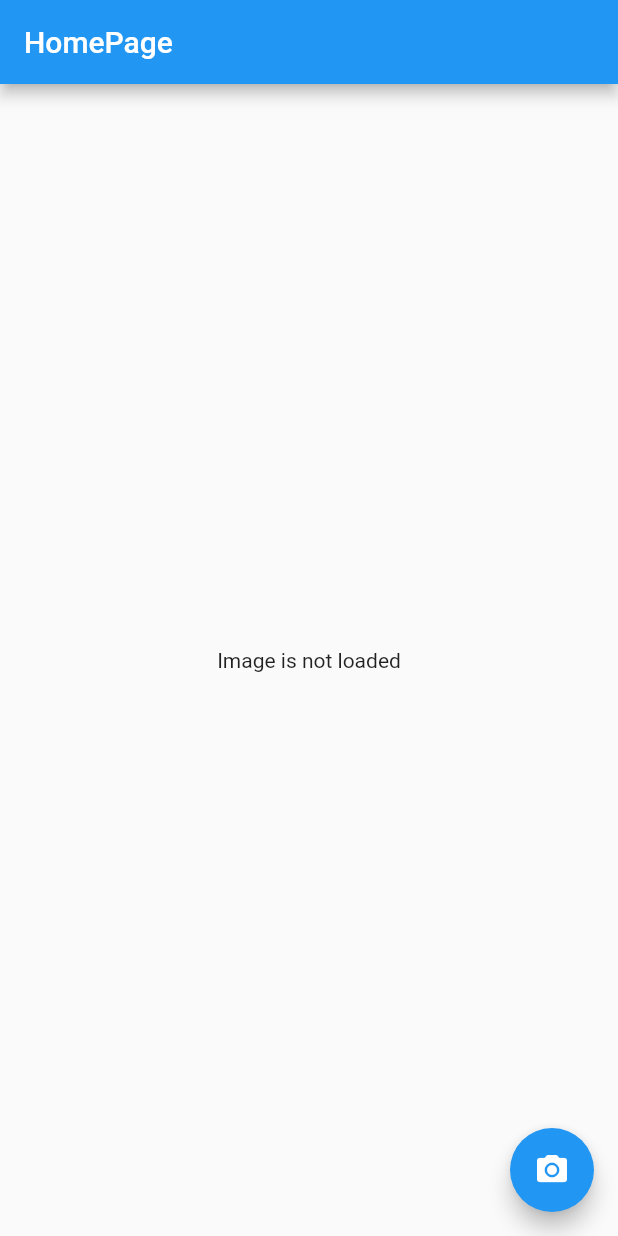
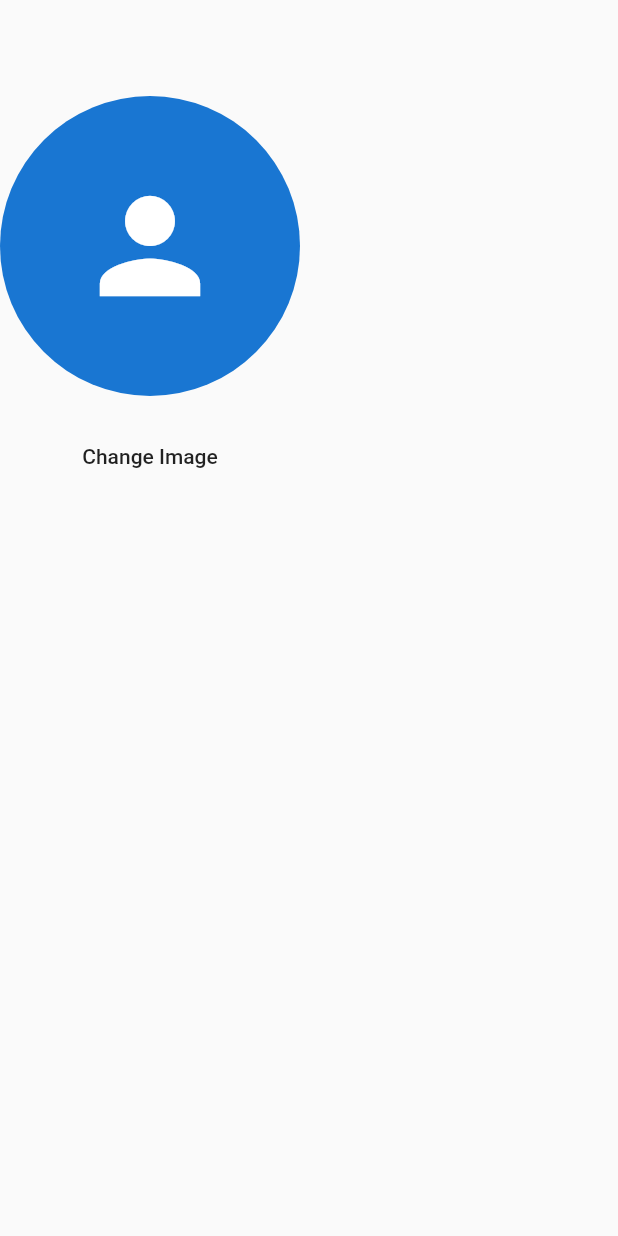
Before and after one commit to alceil/profileimage, a Flutter app: the screen it shows after launch, on a phone screen of 412 x 824 dp. Run offline on Flutter 3.47's test engine with Material 2 defaults, Android fonts, the phone set to English and light mode, and no system bars; our stand-ins replace image_picker.

Commit message:
added image file

```diff
--- a/lib/main.dart
+++ b/lib/main.dart
@@ -1,6 +1,6 @@
-
 import 'dart:io';
 
+import 'package:flutter/cupertino.dart';
 import 'package:flutter/material.dart';
 import 'package:image_picker/image_picker.dart';
 void main()=>runApp(MaterialApp(
@@ -12,29 +12,45 @@ class MyHomePage extends StatefulWidget {
 }
 
 class _MyHomePageState extends State<MyHomePage> {
+  String _imageurl;
   File _image;
-  Future getImage() async
-  {
-    final image= await ImagePicker.pickImage(source: ImageSource.camera);
-    setState(() {
-      _image=image;
-    });
-  }
-
   @override
   Widget build(BuildContext context) {
-    return Scaffold(
-      appBar: AppBar(
-        title: Text('HomePage'),
+    return Scaffold
+      (
+      body: Container(
+        child:Column(
+          children: <Widget>
+          [
+            SizedBox(height: 64,),
+            _imageurl!=null?
+            CircleAvatar(
+              child: ClipOval(
+                child: Image.network(_imageurl),
+              ),
+              radius: 100,
+            ):
+            CircleAvatar(
+              child: ClipOval(
+                child: Icon(Icons.person,size: 100,),
+              ),
+              radius: 100,
+            )    ,
+            SizedBox(height: 16,),
+            FlatButton(onPressed: ()
+            {
+              _image=ImagePicker.pickImage(source: ImageSource.gallery);
+
+            },
+              child: Text('Change Image'),
+            )
+
+
+
+          ],
+        ),
       ),
-      body: Center(
-        child:_image==null?Text('Image is not loaded'):Image.file(_image),
-      ),
-      floatingActionButton: FloatingActionButton(
-        onPressed: getImage,
-        tooltip: 'Increment',
-        child: Icon(Icons.camera_alt),
-      ),
-    );
+
+      );
   }
 }
```
